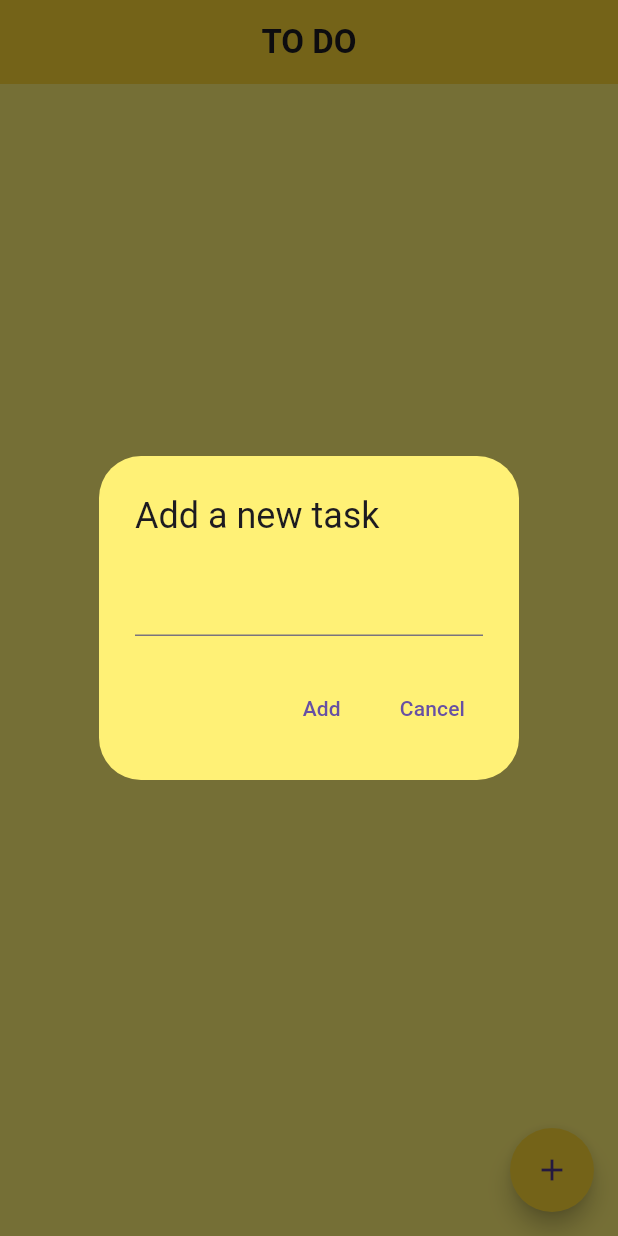
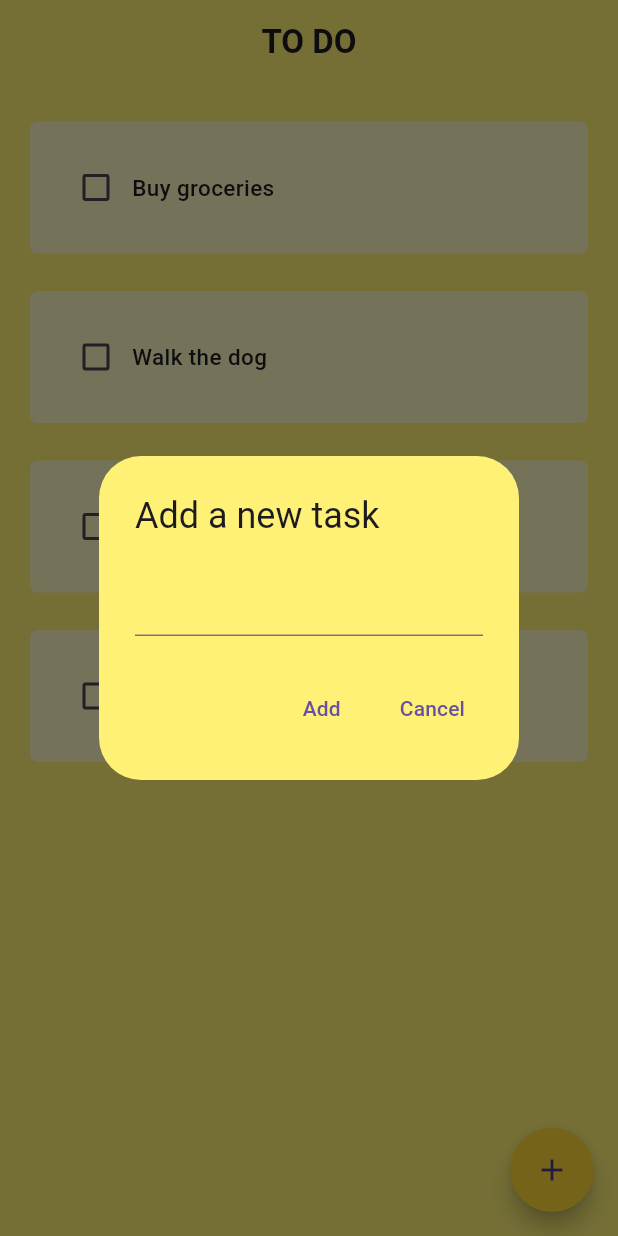
Before and after one commit to MihaelGolob/flutter-to-do-list, a Flutter app: the screen it shows after launch, after a tap on the "add" icon, on a phone screen of 412 x 824 dp. Run offline on Flutter 3.47's test engine with Material 3 defaults, Android fonts, the phone set to English and light mode, and no system bars; drawn by our look-alikes of flutter_slidable; our stand-ins replace hive_flutter; accounts and stored records are empty; generated files the repository leaves out were written again.

Commit message:
seperate database from frontend

```diff
--- /dev/null
+++ b/lib/data/database.dart
@@ -0,0 +1,60 @@
+import 'package:hive_flutter/hive_flutter.dart';
+import 'package:to_do_list/data/task.dart';
+import 'package:to_do_list/data/user_state.dart';
+
+class TasksDatabase {
+  // final _box = Hive.box<UserState>('user_state');
+
+  UserState userState = UserState();
+
+  void createInitialData() {
+    userState.tasks = [
+      Task('Buy groceries'),
+      Task('Walk the dog'),
+      Task('Do laundry'),
+      Task('Add your own tasks :)'),
+    ];
+  }
+
+  void loadData() {
+    // userState = _box.get('user_state')!;
+    userState = UserState();
+  }
+
+  void updateDatabase() {
+    // _box.put('tasks', userState);
+  }
+
+  void addTask(String task) {
+    userState.tasks.add(Task(task));
+    updateDatabase();
+  }
+
+  void deleteTask(int index) {
+    userState.tasks.removeAt(index);
+    updateDatabase();
+  }
+
+  bool toggleTask(int index) {
+    userState.tasks[index].checked = !userState.tasks[index].checked;
+    updateDatabase();
+    return userState.tasks[index].checked;
+  }
+
+  Task getTask(int index) {
+    return userState.tasks[index];
+  }
+
+  int getTasksLength() {
+    return userState.tasks.length;
+  }
+
+  void init() {
+    // if (_box.get('user_state') == null) {
+    //   createInitialData();
+    // } else {
+    //   loadData();
+    // }
+    createInitialData();
+  }
+}
--- /dev/null
+++ b/lib/data/task.dart
@@ -0,0 +1,14 @@
+import 'package:hive_flutter/hive_flutter.dart';
+
+part 'task.g.dart';
+
+@HiveType(typeId: 1)
+class Task {
+  @HiveField(0)
+  String text = '';
+  @HiveField(1)
+  bool checked = false;
+
+  Task(this.text);
+  Task.fromTask(this.text, this.checked);
+}
--- /dev/null
+++ b/lib/data/user_state.dart
@@ -0,0 +1,10 @@
+import 'package:hive_flutter/hive_flutter.dart';
+import 'package:to_do_list/data/task.dart';
+
+part 'user_state.g.dart';
+
+@HiveType(typeId: 0)
+class UserState {
+  @HiveField(0)
+  List<Task> tasks = [];
+}
--- a/lib/home_page.dart
+++ b/lib/home_page.dart
@@ -1,5 +1,5 @@
 import 'package:flutter/material.dart';
-import 'package:flutter/services.dart';
+import 'package:to_do_list/data/database.dart';
 import 'package:to_do_list/list_item.dart';
 
 class HomePage extends StatefulWidget {
@@ -10,15 +10,21 @@ class HomePage extends StatefulWidget {
 }
 
 class _HomePageState extends State<HomePage> {
-  List<String> tasks = [];
   TextEditingController inputController = TextEditingController();
+  TasksDatabase db = TasksDatabase();
+
+  @override
+  void initState() {
+    db.init();
+    super.initState();
+  }
 
   @override
   Widget build(BuildContext context) {
     return Scaffold(
       appBar: AppBar(
         title: const Center(child: Text('TO DO', style: TextStyle(fontWeight: FontWeight.bold))),
-        backgroundColor: Colors.yellow[600],
+        backgroundColor: Colors.yellow[300],
       ),
       backgroundColor: Colors.yellow[300],
       floatingActionButton: FloatingActionButton(
@@ -36,7 +42,7 @@ class _HomePageState extends State<HomePage> {
                     onPressed: () {
                       Navigator.pop(context);
                       setState(() {
-                        if (inputController.text.isNotEmpty) tasks.add(inputController.text);
+                        if (inputController.text.isNotEmpty) db.addTask(inputController.text);
                       });
                     },
                     child: const Text('Add'),
@@ -57,8 +63,14 @@ class _HomePageState extends State<HomePage> {
         child: const Icon(Icons.add),
       ),
       body: ListView.builder(
-        itemCount: tasks.length,
-        itemBuilder: (context, index) => ListItem(task: tasks[index]),
+        itemCount: db.getTasksLength(),
+        itemBuilder: (context, index) => ListItem(
+          taskIndex: index,
+          db: db,
+          deleteTask: () => setState(() {
+            db.deleteTask(index);
+          }),
+        ),
       ),
     );
   }
--- a/lib/list_item.dart
+++ b/lib/list_item.dart
@@ -1,47 +1,65 @@
 import 'package:flutter/material.dart';
+import 'package:flutter_slidable/flutter_slidable.dart';
+import 'package:to_do_list/data/database.dart';
 
 class ListItem extends StatefulWidget {
-  final String task;
-  const ListItem({super.key, required this.task});
+  final int taskIndex;
+  final Function deleteTask;
+  final TasksDatabase db;
+
+  const ListItem({super.key, required this.db, required this.taskIndex, required this.deleteTask});
 
   @override
   State<ListItem> createState() => _ListItemState();
 }
 
 class _ListItemState extends State<ListItem> {
-  bool isChecked = false;
-
   @override
   Widget build(BuildContext context) {
-    return Container(
+    return Padding(
+      padding: const EdgeInsets.only(top: 25, left: 20, right: 20),
+      child: Slidable(
+        endActionPane: ActionPane(
+          motion: const StretchMotion(),
+          children: [
+            SlidableAction(
+              onPressed: (context) => widget.deleteTask(),
+              icon: Icons.delete_outline,
+              backgroundColor: Colors.red,
+              borderRadius: BorderRadius.circular(5),
+            ),
+          ],
+        ),
+        child: Container(
           padding: const EdgeInsets.all(20),
-      margin: const EdgeInsets.only(left: 25, right: 25, top: 25),
           decoration: BoxDecoration(
-        color: Colors.yellow[600],
+            color: Colors.yellow[100],
             borderRadius: BorderRadius.circular(5),
           ),
           child: Row(
             children: [
               Checkbox(
-            value: isChecked,
+                value: widget.db.getTask(widget.taskIndex).checked,
                 onChanged: (value) {
                   setState(() {
-                isChecked = !isChecked;
+                    widget.db.toggleTask(widget.taskIndex);
                   });
                 },
                 activeColor: Colors.black,
               ),
               Text(
-            widget.task,
+                widget.db.getTask(widget.taskIndex).text,
                 style: TextStyle(
                   fontSize: 15,
                   fontWeight: FontWeight.w500,
-              decoration: isChecked ? TextDecoration.lineThrough : TextDecoration.none,
+                  decoration: widget.db.getTask(widget.taskIndex).checked ? TextDecoration.lineThrough : TextDecoration.none,
                   decorationThickness: 3,
                 ),
               ),
             ],
           ),
+        ),
+      ),
     );
   }
 }
--- a/lib/main.dart
+++ b/lib/main.dart
@@ -1,7 +1,13 @@
 import 'package:flutter/material.dart';
+import 'package:hive_flutter/hive_flutter.dart';
+import 'package:to_do_list/data/user_state.dart';
 import 'package:to_do_list/home_page.dart';
 
-void main() {
+void main() async {
+  await Hive.initFlutter();
+  Hive.registerAdapter(UserStateAdapter());
+  await Hive.openBox<UserState>('user_state');
+
   runApp(const MyApp());
 }
 
--- a/pubspec.yaml
+++ b/pubspec.yaml
@@ -31,14 +31,18 @@ dependencies:
   flutter:
     sdk: flutter
 
-
   # The following adds the Cupertino Icons font to your application.
   # Use with the CupertinoIcons class for iOS style icons.
   cupertino_icons: ^1.0.6
+  flutter_slidable: ^3.1.0
+  hive: ^2.2.3
+  hive_flutter: ^1.1.0
 
 dev_dependencies:
   flutter_test:
     sdk: flutter
+  hive_generator: ^1.1.3
+  build_runner: ^2.1.11
 
   # The "flutter_lints" package below contains a set of recommended lints to
   # encourage good coding practices. The lint set provided by the package is
```
Also changed, not shown: pubspec.lock, 1 other file. Lines whose indentation alone changed are shown as unchanged.
